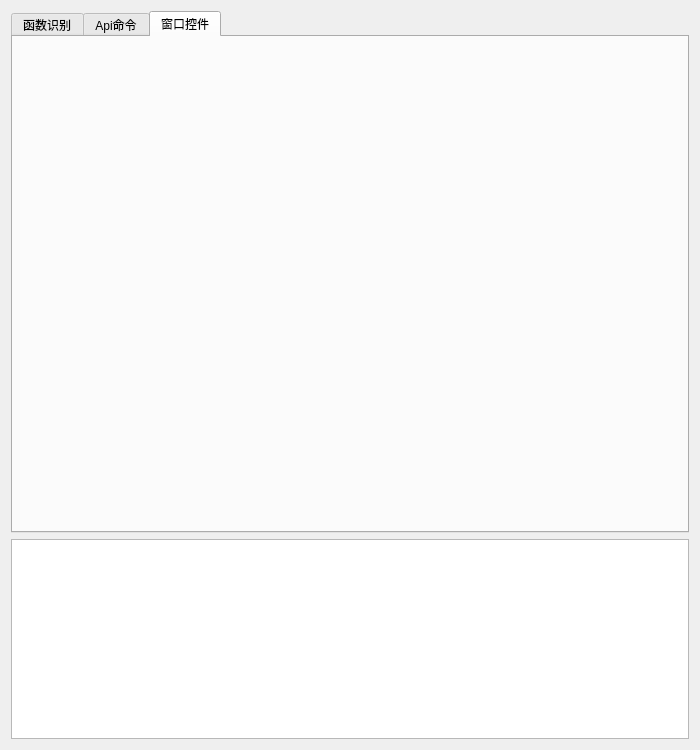
fjqisba/E-Debug, file E-Debug/MainWindow.ui: the form before one commit.
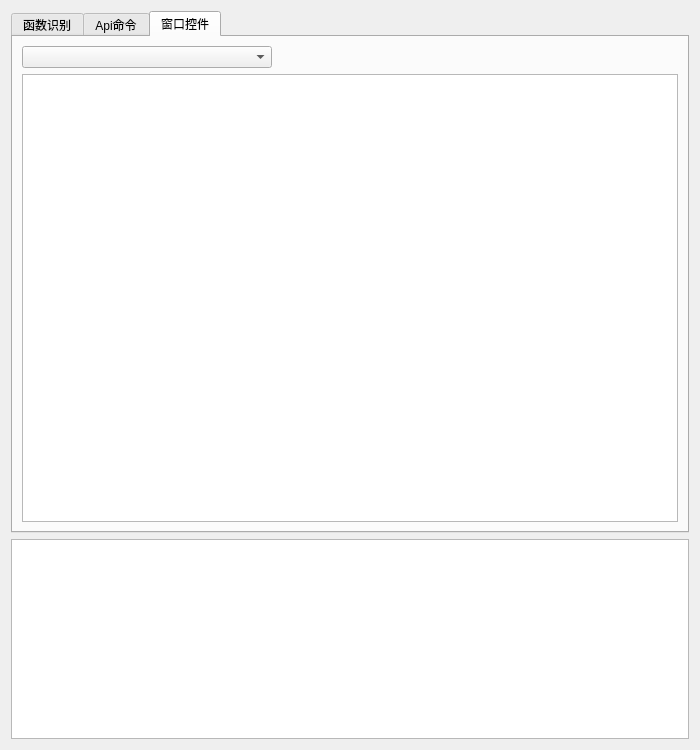
The form after the commit. The open tabs and pages were chosen to show the change.

Commit message: 完成控件界面大概设计

```diff
--- a/E-Debug/MainWindow.ui
+++ b/E-Debug/MainWindow.ui
@@ -136,6 +136,21 @@
       <attribute name="title">
        <string>窗口控件</string>
       </attribute>
+      <layout class="QGridLayout" name="gridLayout_4">
+       <item row="0" column="0">
+        <widget class="QComboBox" name="combo_Window">
+         <property name="maximumSize">
+          <size>
+           <width>250</width>
+           <height>16777215</height>
+          </size>
+         </property>
+        </widget>
+       </item>
+       <item row="1" column="0">
+        <widget class="QTableWidget" name="table_Control"/>
+       </item>
+      </layout>
      </widget>
     </widget>
    </item>
```
Left out of the diff: 5 changed lines with no effect on the pictures. The commit also changes 6 other files.
